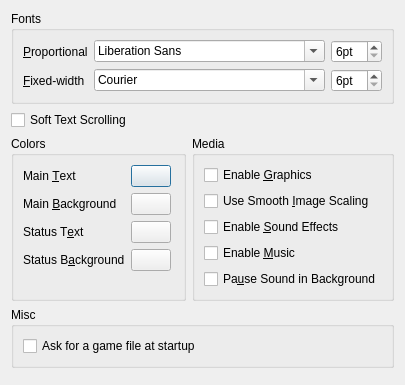
Old version of the form src/confdialog.ui in the repository realnc/hugor.
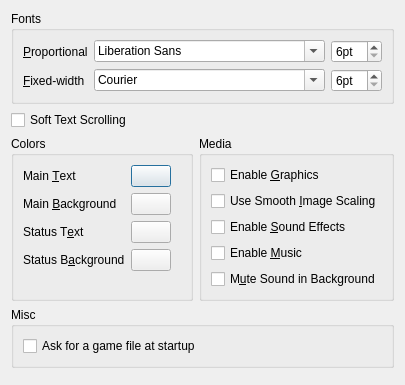
New version of the form. Custom widgets are drawn as their Qt base class.

Commit message: Mute instead of pause when going to background

Patch:
```diff
--- a/src/confdialog.ui
+++ b/src/confdialog.ui
@@ -227,7 +227,7 @@
         <item>
          <widget class="QCheckBox" name="pauseSoundCheckBox">
           <property name="text">
-           <string>Pa&amp;use Sound in Background</string>
+           <string>M&amp;ute Sound in Background</string>
           </property>
          </widget>
         </item>
```
Left out of the diff: 2 changed lines with no effect on the pictures. The commit also changes 6 other files.
